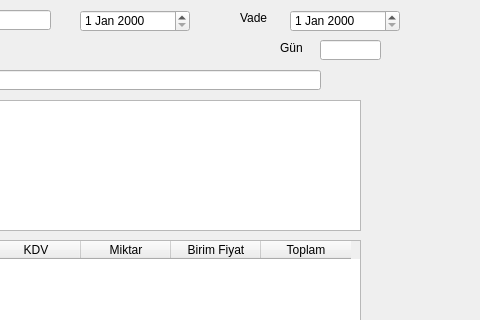
First picture: the form in fatura.ui, repository nerdogan/nenra, before the edit; both pictures show x 290 to 770 and y 0 to 320 of the 890 by 625 pixel window.
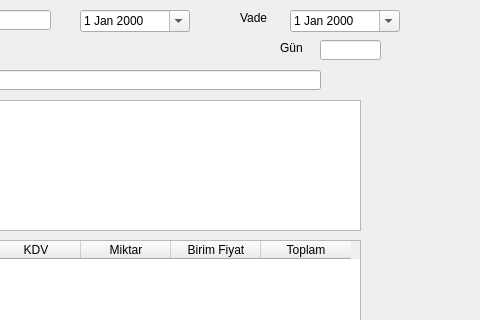
Second picture: the form after the edit. Icons and pictures are not drawn.

```diff
--- a/fatura.ui
+++ b/fatura.ui
@@ -89,6 +89,9 @@
      <height>22</height>
     </rect>
    </property>
+   <property name="calendarPopup">
+    <bool>true</bool>
+   </property>
   </widget>
   <widget class="QTableWidget" name="tableWidget">
    <property name="geometry">
@@ -349,6 +352,9 @@
      <height>22</height>
     </rect>
    </property>
+   <property name="calendarPopup">
+    <bool>true</bool>
+   </property>
   </widget>
   <widget class="QLabel" name="label_7">
    <property name="geometry">
```
